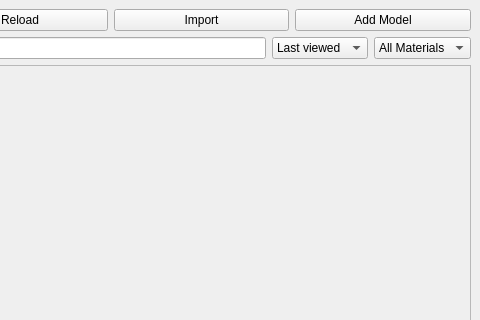
This is ui/main_window.ui in Zinheere/zPrint as Qt 5 draws it before an edit; both pictures show x 259 to 739 and y 0 to 320 of the 739 by 700 pixel window. The edited form follows.
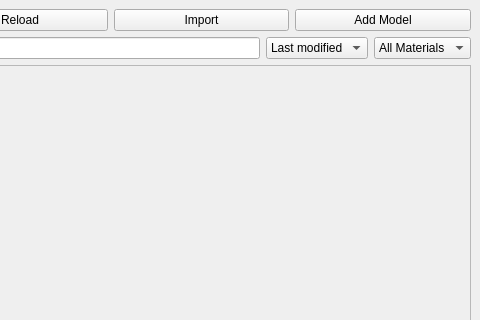
This is the edited form.

Commit message: Implement STL rendering and icon tinting; enhance UI with model filtering and sorting features

The edit to the form file:
```diff
--- a/ui/main_window.ui
+++ b/ui/main_window.ui
@@ -57,7 +57,7 @@
        <widget class="QComboBox" name="sortDropdown">
         <item>
          <property name="text">
-          <string>Last viewed</string>
+          <string>Last modified</string>
          </property>
         </item>
         <item>
```
The commit also changes 5 other files.
